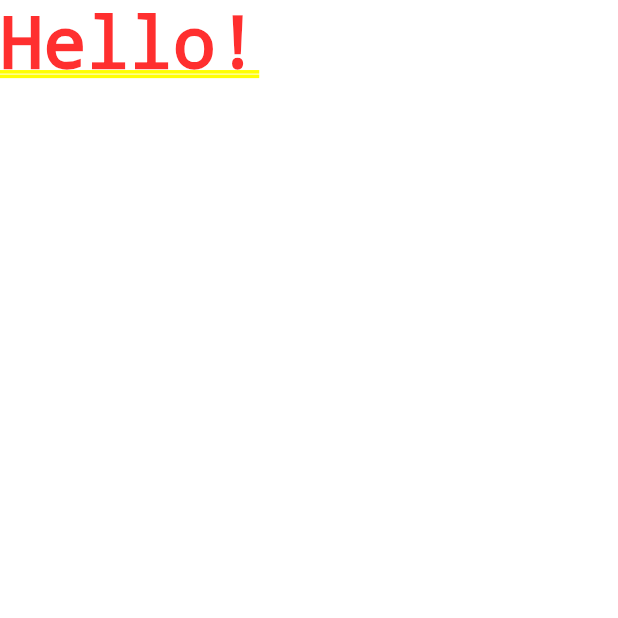
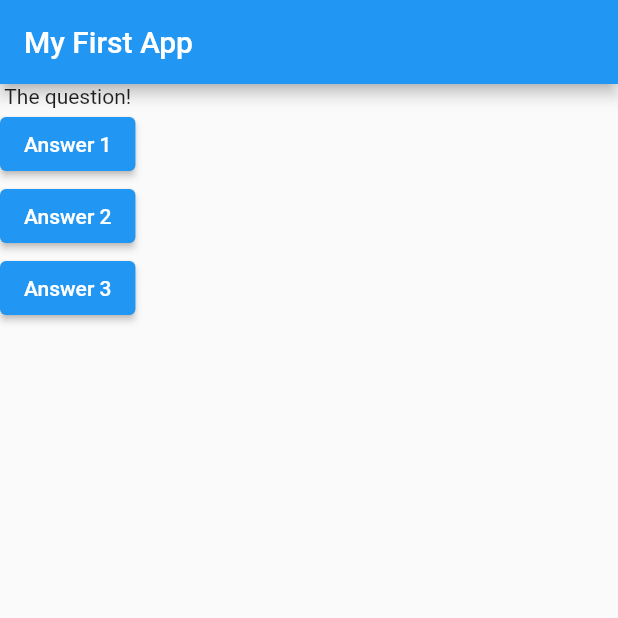
Before and after one commit to JunZhao20/Learning_Dart_Flutter-QUIZ_APP, a Flutter app: the screen it shows after launch, on a phone screen of 412 x 824 dp, the top half of it. Run offline on Flutter 3.47's test engine with Material 2 defaults, Android fonts, the phone set to English and light mode, and no system bars.

Commit message:
Added Buttons to the app

```diff
--- a/lib/main.dart
+++ b/lib/main.dart
@@ -5,9 +5,32 @@ void main() {
 }
 
 class MyApp extends StatelessWidget {
+  @override
   Widget build(BuildContext context) {
+    var questions = ['what\'s your fave colour', 'what\'s your fave animal'];
     return MaterialApp(
-      home: Text('Hello!'),
+      home: Scaffold(
+        appBar: AppBar(
+          title: Text('My First App'),
+        ),
+        body: Column(
+          children: [
+            const Text('The question!'),
+            ElevatedButton(
+              onPressed: () {},
+              child: const Text('Answer 1'),
+            ),
+            ElevatedButton(
+              onPressed: () {},
+              child: const Text('Answer 2'),
+            ),
+            ElevatedButton(
+              onPressed: () {},
+              child: const Text('Answer 3'),
+            ),
+          ],
+        ),
+      ),
     );
   }
 }
```
